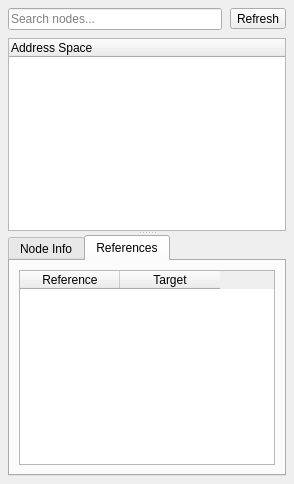
This is src/widgets/addressspacewidget.ui in sanny32/OpenUaExplorer as Qt 5 draws it before an edit. The edited form follows.
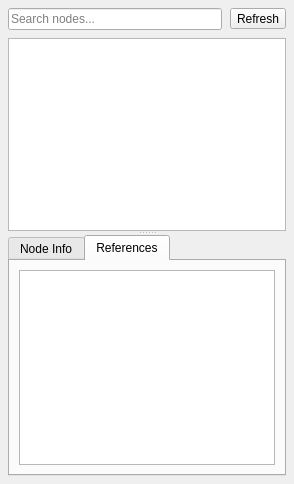
This is the edited form. The open tabs and pages were chosen to show the change.

Commit message: refact: Introduce AddressSpaceModel, NodeInfoModel, and ReferencesModel for improved data handling in AddressSpaceWidget and AttributesWidget

Patch:
```diff
--- a/src/widgets/addressspacewidget.ui
+++ b/src/widgets/addressspacewidget.ui
@@ -49,15 +49,10 @@
      <property name="orientation">
       <enum>Qt::Vertical</enum>
      </property>
-     <widget class="QTreeWidget" name="addressTree">
+     <widget class="QTreeView" name="addressTree">
       <property name="alternatingRowColors">
        <bool>false</bool>
       </property>
-      <column>
-       <property name="text">
-        <string>Address Space</string>
-       </property>
-      </column>
      </widget>
      <widget class="QWidget" name="nodeInfoPanel">
       <layout class="QVBoxLayout" name="nodeInfoPanelLayout">
@@ -107,20 +102,10 @@
           </attribute>
           <layout class="QVBoxLayout" name="referencesLayout">
            <item>
-            <widget class="QTableWidget" name="referencesTable">
+            <widget class="QTableView" name="referencesTable">
              <property name="editTriggers">
               <set>QAbstractItemView::NoEditTriggers</set>
              </property>
-             <column>
-              <property name="text">
-               <string>Reference</string>
-              </property>
-             </column>
-             <column>
-              <property name="text">
-               <string>Target</string>
-              </property>
-             </column>
             </widget>
            </item>
           </layout>
```
Left out of the diff: 2 changed lines with no effect on the pictures. The commit also changes 17 other files.
